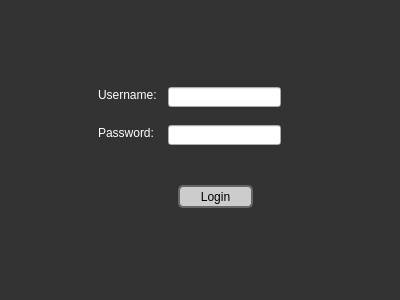
Old version of the form adlogin.ui in the repository tyler949/CS1D-FirstPorject.
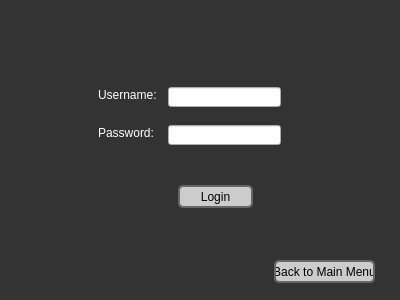
New version of the form.

Commit message: no dead-end buttons in admin branch

Patch:
```diff
--- a/adlogin.ui
+++ b/adlogin.ui
@@ -113,6 +113,19 @@
     </rect>
    </property>
   </widget>
+  <widget class="QPushButton" name="mainmenuebutton">
+   <property name="geometry">
+    <rect>
+     <x>274</x>
+     <y>260</y>
+     <width>101</width>
+     <height>23</height>
+    </rect>
+   </property>
+   <property name="text">
+    <string>Back to Main Menu</string>
+   </property>
+  </widget>
  </widget>
  <resources/>
  <connections/>
```
The commit also changes 9 other files.
